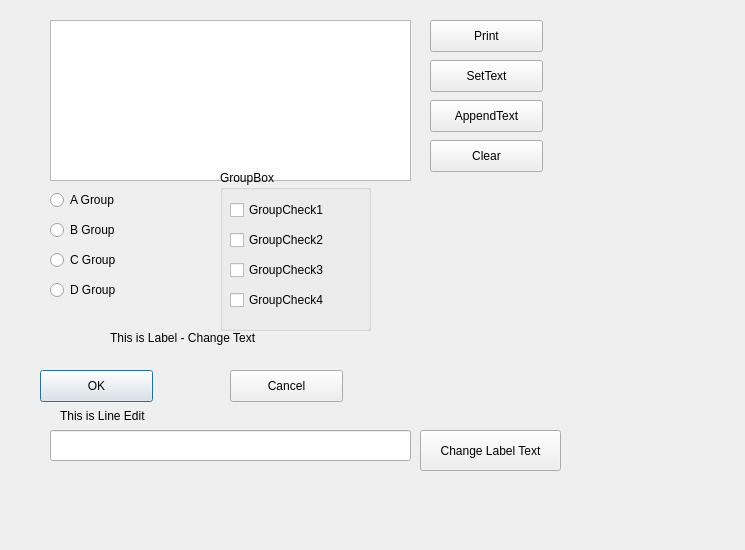
First picture: the form in Python_UI/python_ui.ui, repository kybw0123/python, before the edit.
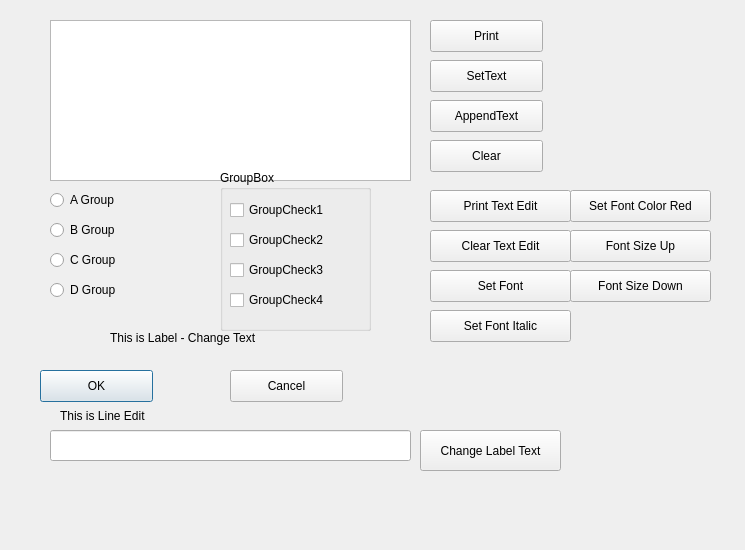
Second picture: the form after the edit.

Commit message: 소스트리를 이용해서 다시한번 커밋을 해본다

```diff
--- a/Python_UI/python_ui.ui
+++ b/Python_UI/python_ui.ui
@@ -267,6 +267,97 @@
     <string>This is Line Edit</string>
    </property>
   </widget>
+  <widget class="QPushButton" name="SetItalic_bt">
+   <property name="geometry">
+    <rect>
+     <x>430</x>
+     <y>310</y>
+     <width>141</width>
+     <height>32</height>
+    </rect>
+   </property>
+   <property name="text">
+    <string>Set Font Italic</string>
+   </property>
+  </widget>
+  <widget class="QPushButton" name="ClearText_bt">
+   <property name="geometry">
+    <rect>
+     <x>430</x>
+     <y>230</y>
+     <width>141</width>
+     <height>32</height>
+    </rect>
+   </property>
+   <property name="text">
+    <string>Clear Text Edit</string>
+   </property>
+  </widget>
+  <widget class="QPushButton" name="SetFont_bt">
+   <property name="geometry">
+    <rect>
+     <x>430</x>
+     <y>270</y>
+     <width>141</width>
+     <height>32</height>
+    </rect>
+   </property>
+   <property name="text">
+    <string>Set Font</string>
+   </property>
+  </widget>
+  <widget class="QPushButton" name="PrintText_bt">
+   <property name="geometry">
+    <rect>
+     <x>430</x>
+     <y>190</y>
+     <width>141</width>
+     <height>32</height>
+    </rect>
+   </property>
+   <property name="text">
+    <string>Print Text Edit</string>
+   </property>
+  </widget>
+  <widget class="QPushButton" name="FontUp_bt">
+   <property name="geometry">
+    <rect>
+     <x>570</x>
+     <y>230</y>
+     <width>141</width>
+     <height>32</height>
+    </rect>
+   </property>
+   <property name="text">
+    <string>Font Size Up</string>
+   </property>
+  </widget>
+  <widget class="QPushButton" name="FontDown_bt">
+   <property name="geometry">
+    <rect>
+     <x>570</x>
+     <y>270</y>
+     <width>141</width>
+     <height>32</height>
+    </rect>
+   </property>
+   <property name="text">
+    <string>Font Size Down</string>
+   </property>
+  </widget>
+  <widget class="QPushButton" name="FontRed_bt">
+   <property name="geometry">
+    <rect>
+     <x>570</x>
+     <y>190</y>
+     <width>141</width>
+     <height>32</height>
+    </rect>
+   </property>
+   <property name="text">
+    <string>Set Font Color Red</string>
+   </property>
+  </widget>
  </widget>
  <resources/>
  <connections/>
```
The commit also changes 1 other file.
